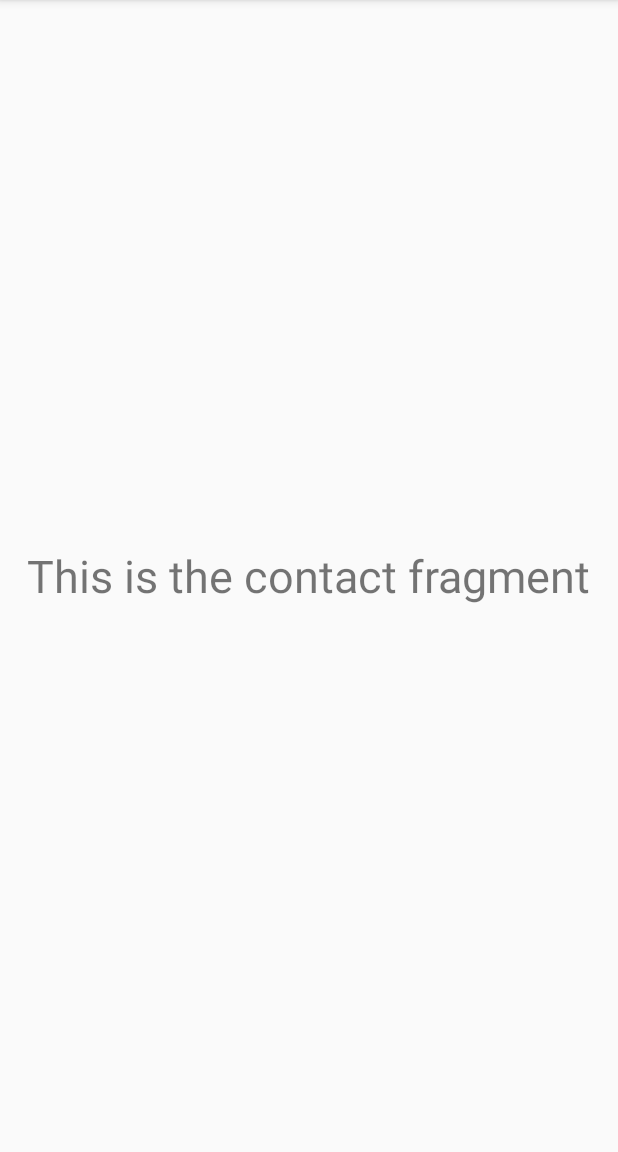
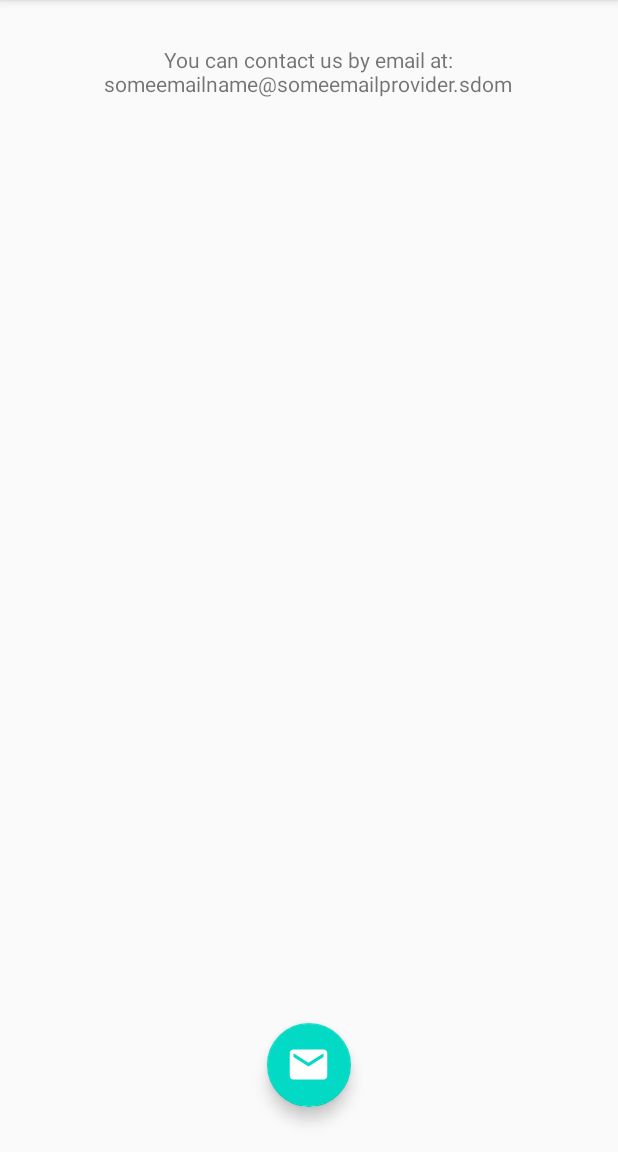
Before and after one commit to Shazud/travel-journal, an Android app: the screen it shows after launch (MainActivity), after a tap on "Contact", on a phone screen of 412 x 824 dp, the part 84-1236 px from its top. Run offline under Robolectric (Android 15) with nearby library versions, the phone set to English and light mode, and no system bars; our stand-ins replace Room's generated code; 1 other tap on this screen came first.

Commit message:
implemented contact page with email event

```diff
--- a/app/src/main/java/com/ddp/tj/fragment/ContactFragment.java
+++ b/app/src/main/java/com/ddp/tj/fragment/ContactFragment.java
@@ -1,5 +1,6 @@
 package com.ddp.tj.fragment;
 
+import android.content.Intent;
 import android.os.Bundle;
 import android.view.LayoutInflater;
 import android.view.View;
@@ -10,11 +11,23 @@ import androidx.annotation.Nullable;
 import androidx.fragment.app.Fragment;
 
 import com.ddp.tj.R;
+import com.google.android.material.floatingactionbutton.FloatingActionButton;
 
 public class ContactFragment extends Fragment {
     @Nullable
     @Override
     public View onCreateView(@NonNull LayoutInflater inflater, @Nullable ViewGroup container, @Nullable Bundle savedInstanceState) {
-        return inflater.inflate(R.layout.fragment_contact, container, false);
+        View view = inflater.inflate(R.layout.fragment_contact, container, false);
+        FloatingActionButton fab = view.findViewById(R.id.contact_fragment_mail_fab);
+        fab.setOnClickListener(new View.OnClickListener() {
+            @Override
+            public void onClick(View v) {
+                Intent intent = new Intent(Intent.ACTION_SEND);
+                intent.putExtra(Intent.EXTRA_EMAIL, "contact@ddp.traverjournal.com");
+                intent.setType("message/rfc822");
+                startActivity(Intent.createChooser(intent, "Send using:"));
+            }
+        });
+        return view;
     }
 }
--- /dev/null
+++ b/app/src/main/res/drawable/ic_email_white_24dp.xml
@@ -0,0 +1,5 @@
+<vector android:height="24dp" android:tint="#FFFFFF"
+    android:viewportHeight="24.0" android:viewportWidth="24.0"
+    android:width="24dp" xmlns:android="http://schemas.android.com/apk/res/android">
+    <path android:fillColor="#FF000000" android:pathData="M20,4L4,4c-1.1,0 -1.99,0.9 -1.99,2L2,18c0,1.1 0.9,2 2,2h16c1.1,0 2,-0.9 2,-2L22,6c0,-1.1 -0.9,-2 -2,-2zM20,8l-8,5 -8,-5L4,6l8,5 8,-5v2z"/>
+</vector>
--- a/app/src/main/res/layout/fragment_contact.xml
+++ b/app/src/main/res/layout/fragment_contact.xml
@@ -1,11 +1,30 @@
 <?xml version="1.0" encoding="utf-8"?>
-<RelativeLayout
-    xmlns:android="http://schemas.android.com/apk/res/android" android:layout_width="match_parent"
-    android:layout_height="match_parent">
-    <TextView
+<androidx.constraintlayout.widget.ConstraintLayout xmlns:android="http://schemas.android.com/apk/res/android"
+    android:layout_width="match_parent"
+    android:layout_height="match_parent"
+    xmlns:app="http://schemas.android.com/apk/res-auto">
+
+    <LinearLayout
+        android:layout_width="match_parent"
+        android:layout_height="match_parent"
+        android:orientation="vertical"
+        android:gravity="center_horizontal">
+        <TextView
+            android:layout_width="wrap_content"
+            android:layout_height="wrap_content"
+            android:textAlignment="center"
+            android:layout_marginTop="30dp"
+            android:text="You can contact us by email at:\nsomeemailname@someemailprovider.sdom"/>
+    </LinearLayout>
+
+    <com.google.android.material.floatingactionbutton.FloatingActionButton
+        android:id="@+id/contact_fragment_mail_fab"
         android:layout_width="wrap_content"
         android:layout_height="wrap_content"
-        android:textSize="30sp"
-        android:layout_centerInParent="true"
-        android:text="This is the contact fragment"/>
-</RelativeLayout>
+        android:src="@drawable/ic_email_white_24dp"
+        app:layout_constraintBottom_toBottomOf="parent"
+        app:layout_constraintEnd_toEndOf="parent"
+        app:layout_constraintStart_toStartOf="parent"
+        android:layout_margin="30dp"
+        app:maxImageSize="30dp" />
+</androidx.constraintlayout.widget.ConstraintLayout>
```
